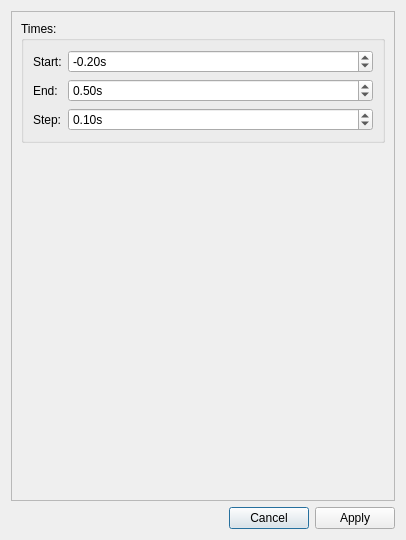
First picture: the form in designer_ui_files/evokedTopomapDialogUi.ui, repository cibr-jyu/meggie, before the edit.
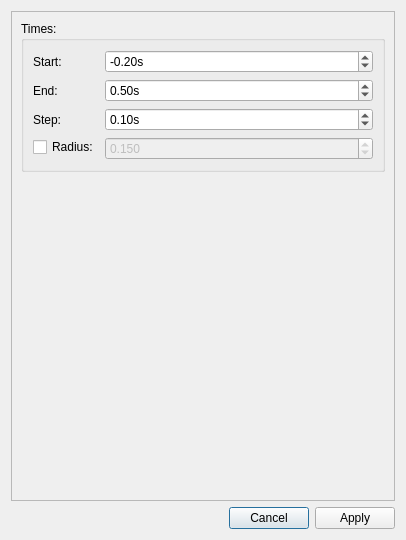
Second picture: the form after the edit.

Commit message: Add radius setting for evoked topomaps

```diff
--- a/designer_ui_files/evokedTopomapDialogUi.ui
+++ b/designer_ui_files/evokedTopomapDialogUi.ui
@@ -125,6 +125,32 @@
             </property>
            </widget>
           </item>
+          <item row="3" column="0">
+           <widget class="QCheckBox" name="checkBoxRadius">
+            <property name="text">
+             <string>Radius:</string>
+            </property>
+           </widget>
+          </item>
+          <item row="3" column="1">
+           <widget class="QDoubleSpinBox" name="doubleSpinBoxRadius">
+            <property name="enabled">
+             <bool>false</bool>
+            </property>
+            <property name="decimals">
+             <number>3</number>
+            </property>
+            <property name="maximum">
+             <double>10.000000000000000</double>
+            </property>
+            <property name="singleStep">
+             <double>0.010000000000000</double>
+            </property>
+            <property name="value">
+             <double>0.150000000000000</double>
+            </property>
+           </widget>
+          </item>
          </layout>
         </widget>
        </item>
```
Left out of the diff: 16 changed lines with no effect on the pictures. The commit also changes 4 other files.
